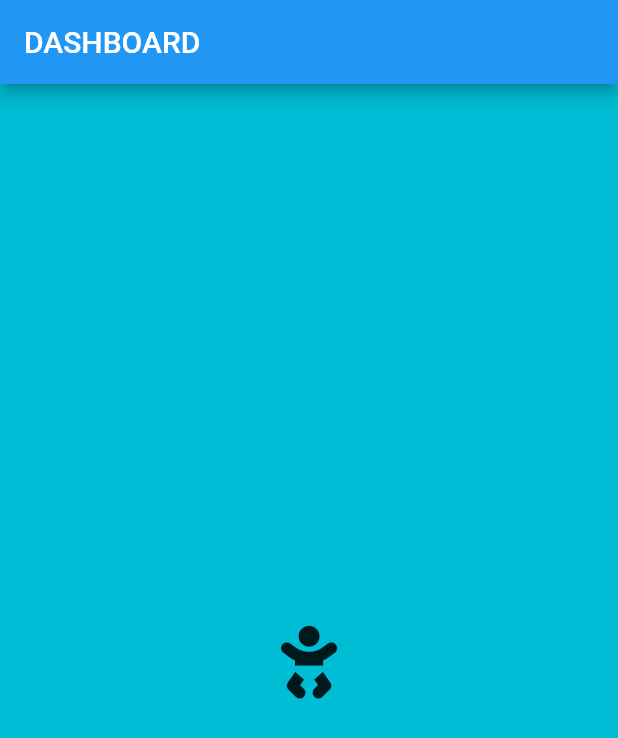
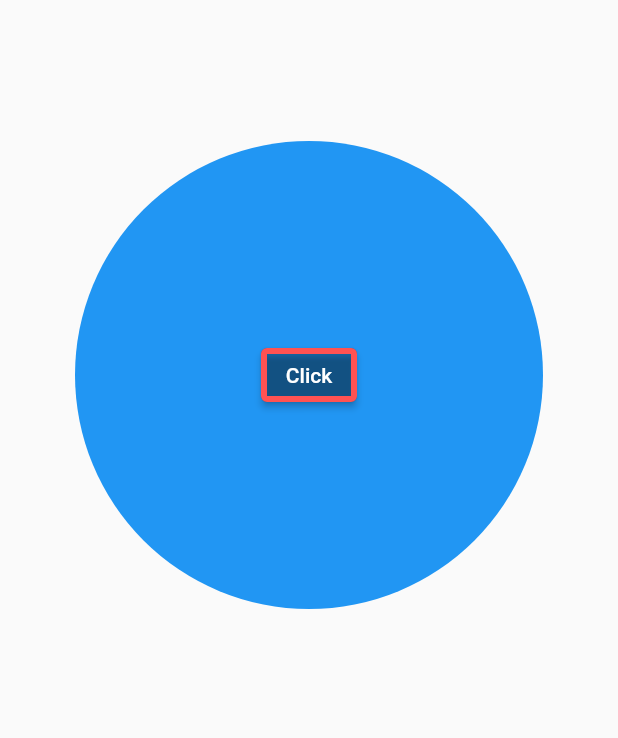
Before and after one commit to Majumder99/intro-to-flutter, a Flutter app: the screen it shows after launch, on a phone screen of 412 x 824 dp. Shown: the top 738 px of the screen. Run offline on Flutter 3.47's test engine with Material 2 defaults, Android fonts, the phone set to English and light mode, and no system bars; our stand-ins replace font_awesome_flutter.

Commit message:
button learned

```diff
--- a/lib/main.dart
+++ b/lib/main.dart
@@ -2,6 +2,8 @@
 
 import "package:flutter/material.dart";
 import "screens/Dashboard.dart";
+import "screens/MainContent.dart";
+import "screens/MainButton.dart";
 
 void main() => runApp(MyApp());
 
@@ -14,6 +16,6 @@ class MyApp extends StatelessWidget {
         title: "My first flutter app",
         themeMode: ThemeMode.system,
         debugShowCheckedModeBanner: false,
-        home: Dashboard());
+        home: MainButton());
   }
 }
--- /dev/null
+++ b/lib/screens/MainButton.dart
@@ -0,0 +1,31 @@
+// ignore_for_file: file_names
+// ignore_for_file: prefer_const_constructors, prefer_const_literals_to_create_immutables
+
+import "package:flutter/material.dart";
+
+class MainButton extends StatelessWidget {
+  const MainButton({super.key});
+
+  @override
+  Widget build(BuildContext context) {
+    return Scaffold(
+      body: Container(
+          height: 400,
+          width: 400,
+          padding: EdgeInsets.all(20),
+          margin: EdgeInsets.all(50),
+          alignment: Alignment.center,
+          decoration: BoxDecoration(
+              // borderRadius: BorderRadius.circular(10.0),
+              color: Colors.blue,
+              shape: BoxShape.circle),
+          child: ElevatedButton(
+            onPressed: () {},
+            style: ElevatedButton.styleFrom(
+                backgroundColor: Colors.black26,
+                side: BorderSide(color: Colors.redAccent, width: 4)),
+            child: Text("Click"),
+          )),
+    );
+  }
+}
```
Also changed, not shown: lib/screens/MainContent.dart (added, +29 -0 lines).
